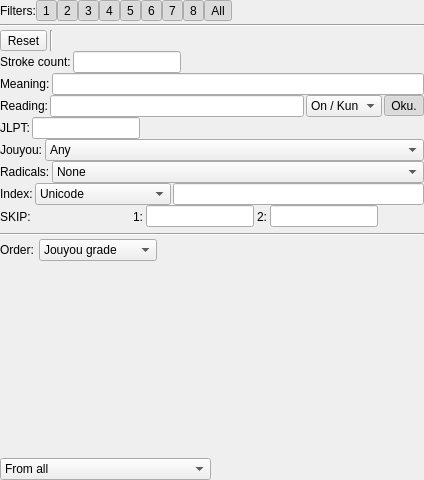
Above: kanjisearchwidget.ui from z1dev/zkanji before the change. Below: the same form after it.
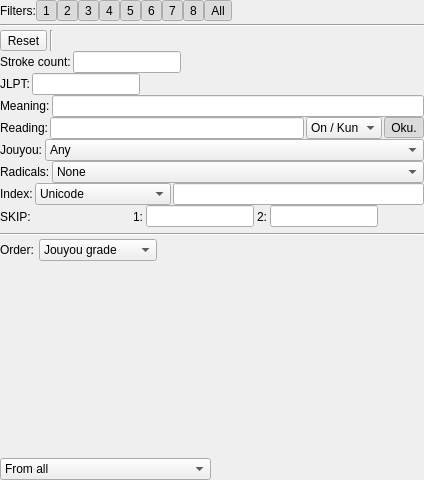
That is the form after the change. Icons and pictures are not drawn. Custom widgets are drawn as their Qt base class.

Commit message: * Moved JLPT filter in kanji search widget after Strokes to save space vertically when the widget is narrow.

```diff
--- a/kanjisearchwidget.ui
+++ b/kanjisearchwidget.ui
@@ -350,6 +350,49 @@
         </layout>
        </widget>
       </item>
+      <item>
+       <widget class="QWidget" name="jlptWidget" native="true">
+        <property name="sizePolicy">
+         <sizepolicy hsizetype="Fixed" vsizetype="Preferred">
+          <horstretch>0</horstretch>
+          <verstretch>0</verstretch>
+         </sizepolicy>
+        </property>
+        <layout class="QHBoxLayout" name="horizontalLayout_20">
+         <property name="spacing">
+          <number>2</number>
+         </property>
+         <property name="leftMargin">
+          <number>0</number>
+         </property>
+         <property name="topMargin">
+          <number>0</number>
+         </property>
+         <property name="rightMargin">
+          <number>0</number>
+         </property>
+         <property name="bottomMargin">
+          <number>0</number>
+         </property>
+         <item>
+          <widget class="QLabel" name="jlptLabel">
+           <property name="sizePolicy">
+            <sizepolicy hsizetype="Fixed" vsizetype="Preferred">
+             <horstretch>0</horstretch>
+             <verstretch>0</verstretch>
+            </sizepolicy>
+           </property>
+           <property name="text">
+            <string>JLPT:</string>
+           </property>
+          </widget>
+         </item>
+         <item>
+          <widget class="ZLineEdit" name="jlptEdit"/>
+         </item>
+        </layout>
+       </widget>
+      </item>
       <item>
        <widget class="QWidget" name="meaningWidget" native="true">
         <property name="sizePolicy">
@@ -477,49 +520,6 @@
         </layout>
        </widget>
       </item>
-      <item>
-       <widget class="QWidget" name="jlptWidget" native="true">
-        <property name="sizePolicy">
-         <sizepolicy hsizetype="Fixed" vsizetype="Preferred">
-          <horstretch>0</horstretch>
-          <verstretch>0</verstretch>
-         </sizepolicy>
-        </property>
-        <layout class="QHBoxLayout" name="horizontalLayout_20">
-         <property name="spacing">
-          <number>2</number>
-         </property>
-         <property name="leftMargin">
-          <number>0</number>
-         </property>
-         <property name="topMargin">
-          <number>0</number>
-         </property>
-         <property name="rightMargin">
-          <number>0</number>
-         </property>
-         <property name="bottomMargin">
-          <number>0</number>
-         </property>
-         <item>
-          <widget class="QLabel" name="jlptLabel">
-           <property name="sizePolicy">
-            <sizepolicy hsizetype="Fixed" vsizetype="Preferred">
-             <horstretch>0</horstretch>
-             <verstretch>0</verstretch>
-            </sizepolicy>
-           </property>
-           <property name="text">
-            <string>JLPT:</string>
-           </property>
-          </widget>
-         </item>
-         <item>
-          <widget class="ZLineEdit" name="jlptEdit"/>
-         </item>
-        </layout>
-       </widget>
-      </item>
       <item>
        <widget class="QWidget" name="jouyouWidget" native="true">
         <property name="sizePolicy">
```
The commit also changes 2 other files.
